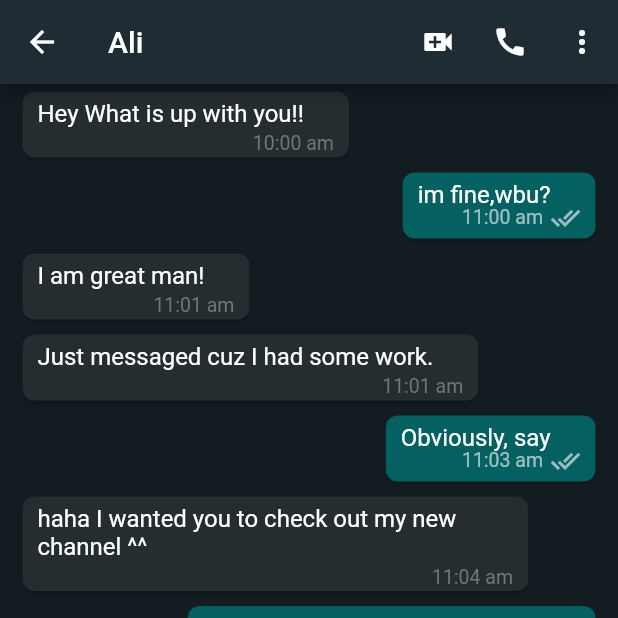
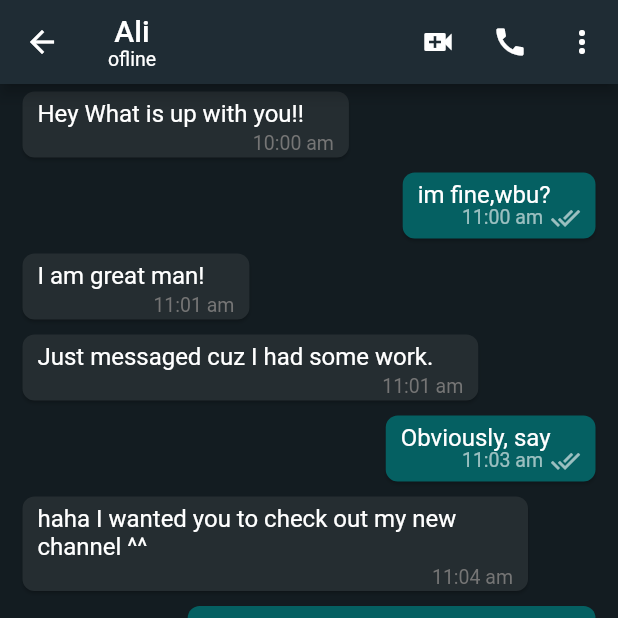
Before and after one commit to ali-sojib/whatsapp_app, a Flutter app: the MobileChatScreen screen opened directly, on a phone screen of 412 x 824 dp, the top half of it. Run offline on Flutter 3.47's test engine with Material 2 defaults, Android fonts, the phone set to English and light mode, and no system bars; our stand-ins replace cloud_firestore, country_picker, firebase_auth, firebase_core, firebase_storage, flutter_contacts and 2 more; accounts and stored records are empty.

Commit message:
real time online ofline upate from firebase console using streambuilder

```diff
--- a/lib/features/auth/controller/auth_controller.dart
+++ b/lib/features/auth/controller/auth_controller.dart
@@ -53,4 +53,8 @@ class AuthController {
       context: context,
     );
   }
+
+  Stream<UserModel> userDataCtr(String userId) {
+    return authRepository.userData(userId);
+  }
 }
--- a/lib/features/landing/screens/landing_screen.dart
+++ b/lib/features/landing/screens/landing_screen.dart
@@ -19,7 +19,7 @@ class LandingScreen extends StatelessWidget {
         child: Column(
           crossAxisAlignment: CrossAxisAlignment.center,
           children: [
-            const SizedBox(height: 50),
+            SizedBox(height: size.height * .08),
             const Text(
               'Welcome to WhatsApp',
               style: TextStyle(
@@ -30,7 +30,7 @@ class LandingScreen extends StatelessWidget {
             SizedBox(height: size.height / 9),
             Image.asset(
               'assets/bg.png',
-              height: 340,
+              height: size.height * .35,
               width: 340,
               color: tabColor,
             ),
--- a/lib/screens/mobile_chat_screen.dart
+++ b/lib/screens/mobile_chat_screen.dart
@@ -1,9 +1,13 @@
 import 'package:flutter/material.dart';
+import 'package:flutter_riverpod/flutter_riverpod.dart';
 import 'package:whatsapp_app/colors.dart';
+import 'package:whatsapp_app/common/widgets/loader.dart';
+import 'package:whatsapp_app/features/auth/controller/auth_controller.dart';
 import 'package:whatsapp_app/info.dart';
+import 'package:whatsapp_app/model/user_model.dart';
 import 'package:whatsapp_app/widgets/chat_list.dart';
 
-class MobileChatScreen extends StatelessWidget {
+class MobileChatScreen extends ConsumerWidget {
   static const routeName = '/mobile-chat-screen';
   final String name;
   final String uid;
@@ -14,11 +18,31 @@ class MobileChatScreen extends StatelessWidget {
   }) : super(key: key);
 
   @override
-  Widget build(BuildContext context) {
+  Widget build(BuildContext context, WidgetRef ref) {
     return Scaffold(
       appBar: AppBar(
         backgroundColor: appBarColor,
-        title: Text(name),
+        //using stramBuilder to upadte ui immediately
+        title: StreamBuilder<UserModel>(
+            //using auth crt funtion which link to repository funciton
+            stream: ref.read(authControllerProvider).userDataCtr(uid),
+            builder: (context, snapshot) {
+              if (snapshot.connectionState == ConnectionState.waiting) {
+                return const Loader();
+              }
+              return Column(
+                children: [
+                  Text(name),
+                  Text(
+                    snapshot.data!.isOnline ? 'online' : 'ofline',
+                    style: const TextStyle(
+                      fontSize: 13,
+                      fontWeight: FontWeight.normal,
+                    ),
+                  ),
+                ],
+              );
+            }),
         centerTitle: false,
         actions: [
           IconButton(
```
Also changed, not shown: lib/features/auth/repository/auth_repository.dart (+8 -0 lines).
